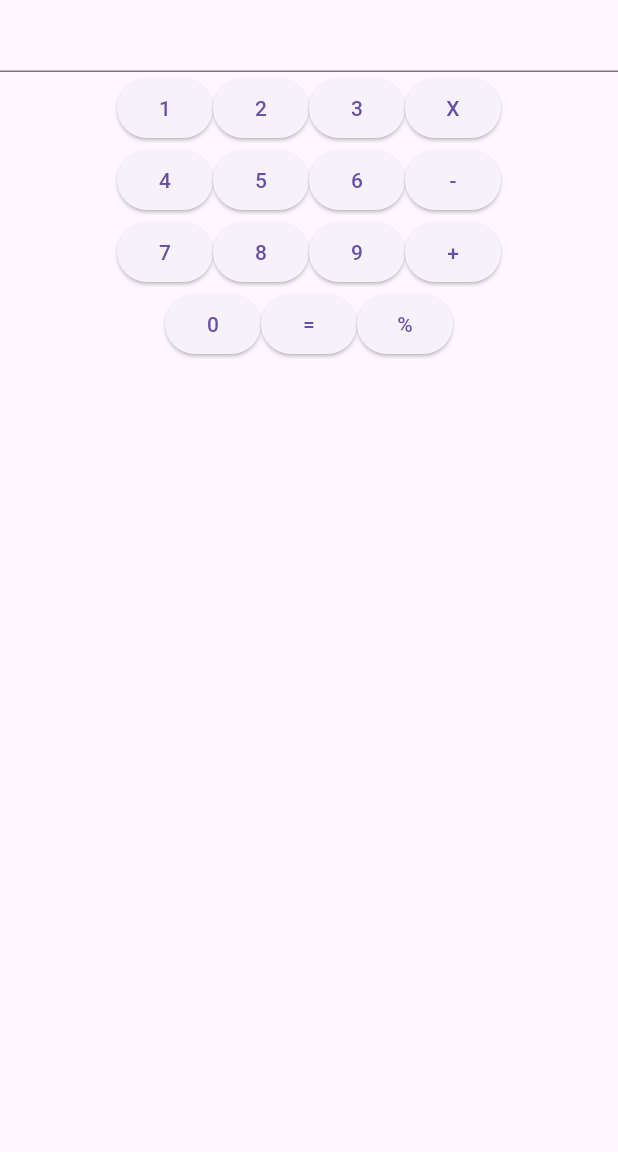
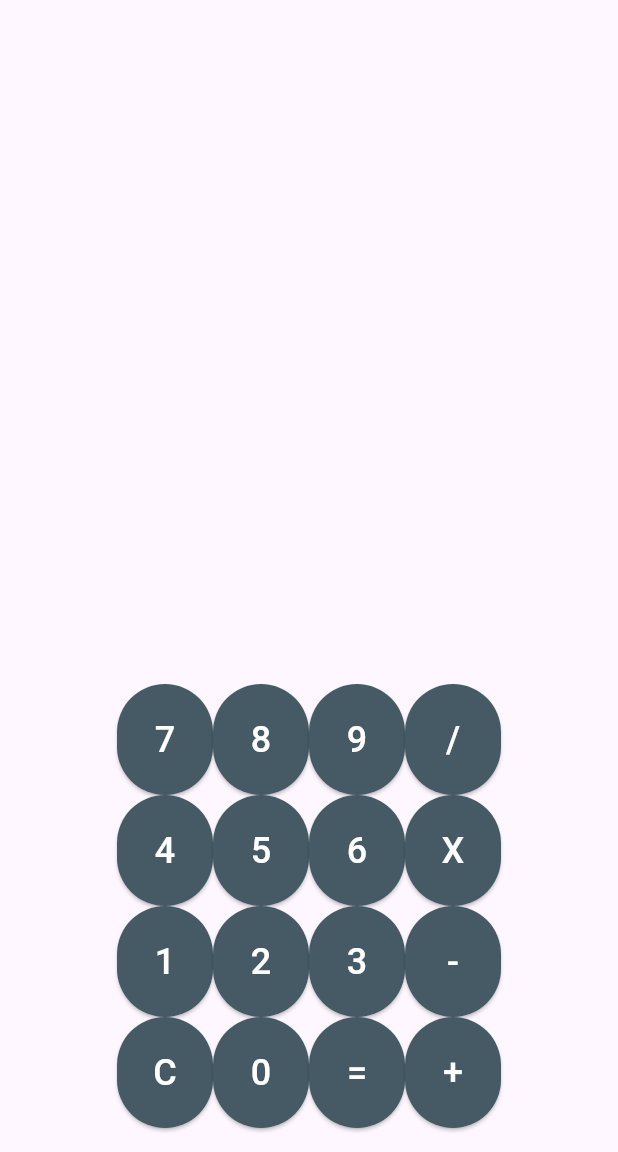
Before and after one commit to IGuilherme6/CalculadoraFlutter, a Flutter app: the screen it shows after launch, on a phone screen of 412 x 824 dp, the part 84-1236 px from its top. Run offline on Flutter 3.47's test engine with Material 3 defaults, Android fonts, the phone set to English and light mode, and no system bars.

```diff
--- a/lib/main.dart
+++ b/lib/main.dart
@@ -5,55 +5,136 @@ void main() {
 }
 
 class MyApp extends StatelessWidget {
-  TextEditingController controle = new TextEditingController();
   @override
   Widget build(BuildContext context) {
     return MaterialApp(
-      home: Scaffold(
+      home: Calculadora(),
+    );
+  }
+}
+
+class Calculadora extends StatefulWidget {
+  @override
+  _CalculadoraState createState() => _CalculadoraState();
+}
+
+class _CalculadoraState extends State<Calculadora> {
+  String display = ''; // Para exibir o que o usuário digita
+  double numero1 = 0;
+  double numero2 = 0;
+  String operacao = '';
+
+  // Função para quando um botão for apertado
+  void buttonPressed(String valor) {
+    setState(() {
+      if (valor == 'C') {
+        // Limpa a tela e reseta tudo
+        display = '';
+        numero1 = 0;
+        numero2 = 0;
+        operacao = '';
+      } else if (valor == '+' || valor == '-' || valor == 'X' || valor == '/') {
+
+        numero1 = double.parse(display);
+        operacao = valor;
+        display = '';
+      } else if (valor == '=') {
+
+        numero2 = double.parse(display);
+        if (operacao == '+') {
+          display = (numero1 + numero2).toString();
+        } else if (operacao == '-') {
+          display = (numero1 - numero2).toString();
+        } else if (operacao == 'X') {
+          display = (numero1 * numero2).toString();
+        } else if (operacao == '/') {
+          display = (numero1 / numero2).toString();
+        }
+      } else {
+
+        display += valor;
+      }
+    });
+  }
+
+  @override
+  Widget build(BuildContext context) {
+    return Scaffold(
       appBar: AppBar(
         title: Text('Calculadora'),
         backgroundColor: Colors.greenAccent,
       ),
-        body: Center(
+      body: Padding(
+        padding: const EdgeInsets.all(16.0),
         child: Column(
-            mainAxisAlignment: MainAxisAlignment.start,
-            children: [TextField(),Row(
-              mainAxisAlignment:  MainAxisAlignment.center,
+          mainAxisAlignment: MainAxisAlignment.end,  // Coloca os botões embaixo
           children: [
-                ElevatedButton(onPressed: (){}, child: Text('1')),
-                ElevatedButton(onPressed: (){}, child: Text('2')),
-                ElevatedButton(onPressed: (){}, child: Text('3')),
-                ElevatedButton(onPressed: (){}, child: Text('X')),
-              ],
-            ),Row(
+            Container(
+              alignment: Alignment.centerRight,
+              padding: EdgeInsets.symmetric(vertical: 24, horizontal: 12),
+              child: Text(
+                display,  // Mostra o que o usuário digita ou o resultado
+                style: TextStyle(fontSize: 48, fontWeight: FontWeight.bold),
+              ),
+            ),
+            Column(
+              children: [
+                Row(
                   mainAxisAlignment: MainAxisAlignment.center,
                   children: [
-                ElevatedButton(onPressed: (){}, child: Text('4')),
-                ElevatedButton(onPressed: (){}, child: Text('5')),
-                ElevatedButton(onPressed: (){}, child: Text('6')),
-                ElevatedButton(onPressed: (){}, child: Text('-')),
+                    _criarBotao('7'),
+                    _criarBotao('8'),
+                    _criarBotao('9'),
+                    _criarBotao('/'),
                   ],
-            ),Row(
+                ),
+                Row(
                   mainAxisAlignment: MainAxisAlignment.center,
                   children: [
-                ElevatedButton(onPressed: (){}, child: Text('7')),
-                ElevatedButton(onPressed: (){}, child: Text('8')),
-                ElevatedButton(onPressed: (){}, child: Text('9')),
-                ElevatedButton(onPressed: (){}, child: Text('+')),
+                    _criarBotao('4'),
+                    _criarBotao('5'),
+                    _criarBotao('6'),
+                    _criarBotao('X'),
                   ],
-            ),Row(
+                ),
+                Row(
                   mainAxisAlignment: MainAxisAlignment.center,
                   children: [
-                ElevatedButton(onPressed: (){}, child: Text('0')),
-                ElevatedButton(onPressed: (){}, child: Text('=')),
-                ElevatedButton(onPressed: (){}, child: Text('%')),
+                    _criarBotao('1'),
+                    _criarBotao('2'),
+                    _criarBotao('3'),
+                    _criarBotao('-'),
+                  ],
+                ),
+                Row(
+                  mainAxisAlignment: MainAxisAlignment.center,
+                  children: [
+                    _criarBotao('C'),
+                    _criarBotao('0'),
+                    _criarBotao('='),
+                    _criarBotao('+'),
+                  ],
+                ),
               ],
             )
           ],
-
-          ),
         ),
       ),
     );
   }
+
+  // Função para criar os botões
+  Widget _criarBotao(String texto) {
+    return ElevatedButton(
+      onPressed: () => buttonPressed(texto), // Chama a função quando clicado
+      style: ElevatedButton.styleFrom(
+        padding: EdgeInsets.all(20),  // Tamanho do botão
+        backgroundColor: Colors.blueGrey[700], // Cor do botão
+      ),
+      child: Text(
+        texto,
+        style: TextStyle(fontSize: 24, color: Colors.white), // Tamanho e cor do texto do botão
+      ),
+    );
   }
+}
```
Lines whose indentation alone changed are shown as unchanged.
